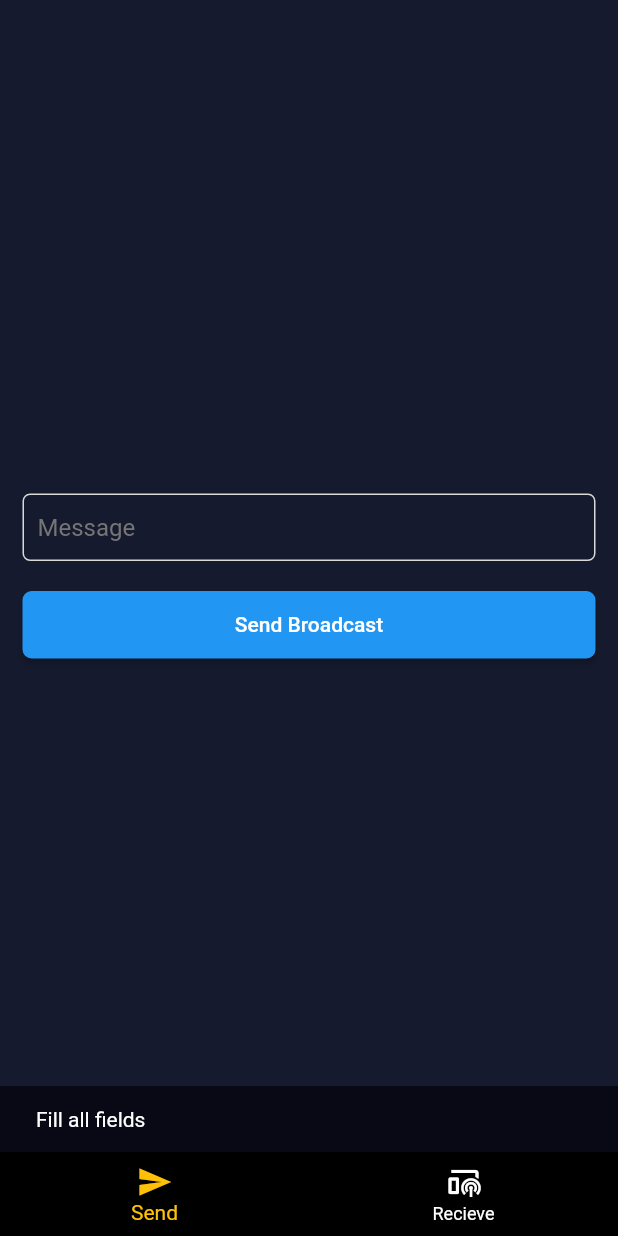
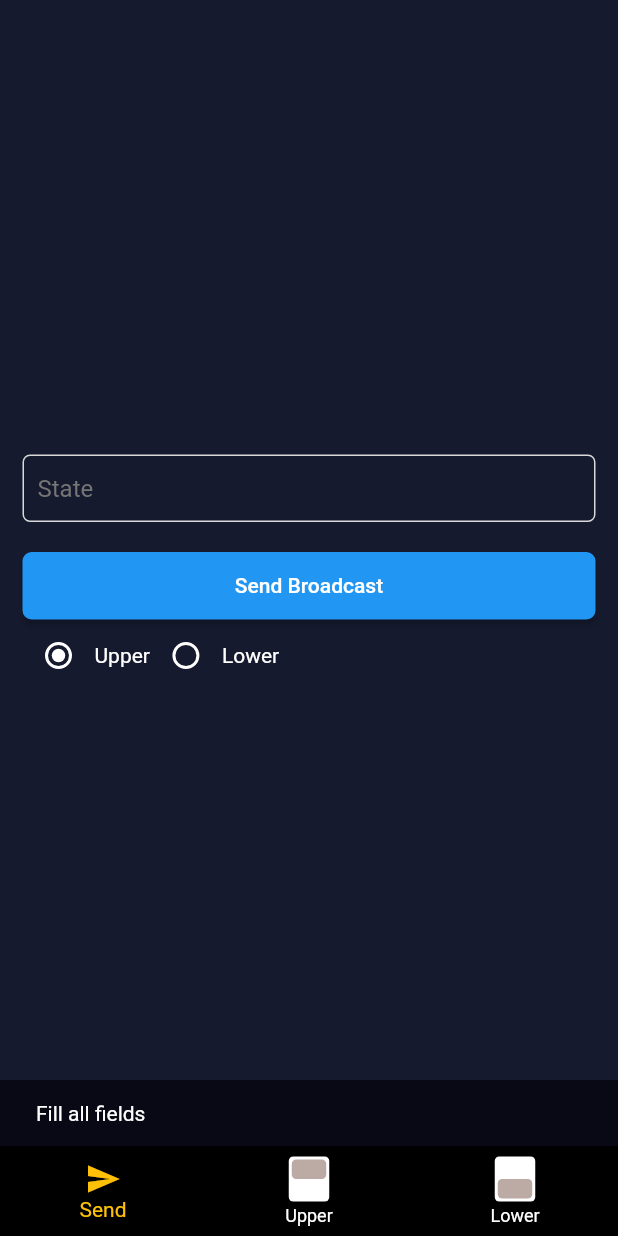
Before and after one commit to Usama9999/broadcast_flutter, a Flutter app: the screen it shows after launch, after a tap on "Send Broadcast", on a phone screen of 412 x 824 dp. Run offline on Flutter 3.47's test engine with Material 2 defaults, Android fonts, the phone set to English and light mode, and no system bars; drawn by our look-alikes of overlay_support; our stand-ins replace get; missing offline and left inert: flutter_broadcasts.

Commit message:
intent changed

```diff
--- a/lib/broadcaster.dart
+++ b/lib/broadcaster.dart
@@ -14,11 +14,21 @@ class _BroadCasterState extends State<BroadCaster> {
   TextEditingController keyController = TextEditingController();
   TextEditingController valueController = TextEditingController();
 
-  sendBroadCast() {
+  String groupValue = 'upper';
+
+  sendUpper() {
     sendBroadcast(
       BroadcastMessage(
-          name: "de.kevlatus.flutter_broadcasts_example.demo_action",
-          data: {'key': valueController.text}),
+          name: "android.intent.action.UPPER_OVEN_PAGE",
+          data: {'state': valueController.text}),
+    );
+  }
+
+  sendLower() {
+    sendBroadcast(
+      BroadcastMessage(
+          name: "android.intent.action.LOWER_OVEN_PAGE",
+          data: {'state': valueController.text}),
     );
   }
 
@@ -37,16 +47,10 @@ class _BroadCasterState extends State<BroadCaster> {
           children: [
             Row(
               children: [
-                // Expanded(
-                //     flex: 3,
-                //     child: customTextFiledSimple(keyController, hint: 'Key')),
-                // const SizedBox(
-                //   width: 5,
-                // ),
                 Expanded(
                     flex: 5,
                     child:
-                        customTextFiledSimple(valueController, hint: 'Message'))
+                        customTextFiledSimple(valueController, hint: 'State'))
               ],
             ),
             const SizedBox(
@@ -59,9 +63,49 @@ class _BroadCasterState extends State<BroadCaster> {
                     ScaffoldMessenger.of(context).showSnackBar(
                         const SnackBar(content: Text('Fill all fields')));
                   } else {
-                    sendBroadCast();
+                    if (groupValue == 'upper') {
+                      sendUpper();
+                    } else {
+                      sendLower();
+                    }
                   }
-                })
+                }),
+            Row(
+              children: [
+                Row(
+                  children: [
+                    Radio(
+                        fillColor: MaterialStateProperty.all(Colors.white),
+                        value: 'upper',
+                        groupValue: groupValue,
+                        onChanged: (val) {
+                          groupValue = val!;
+                          setState(() {});
+                        }),
+                    const Text(
+                      'Upper',
+                      style: TextStyle(color: Colors.white),
+                    )
+                  ],
+                ),
+                Row(
+                  children: [
+                    Radio(
+                        fillColor: MaterialStateProperty.all(Colors.white),
+                        value: 'lower',
+                        groupValue: groupValue,
+                        onChanged: (val) {
+                          groupValue = val!;
+                          setState(() {});
+                        }),
+                    const Text(
+                      'Lower',
+                      style: TextStyle(color: Colors.white),
+                    )
+                  ],
+                ),
+              ],
+            ),
           ],
         ),
       ),
--- /dev/null
+++ b/lib/controllers/navbar_controllers.dart
@@ -0,0 +1,16 @@
+import 'package:get/get.dart';
+
+class NavBarController extends GetxController {
+  String upper = 'Upper';
+  String lower = 'Lower';
+
+  changeUpper(val) {
+    upper = val;
+    update();
+  }
+
+  changeLower(val) {
+    lower = val;
+    update();
+  }
+}
--- /dev/null
+++ b/lib/lower_part.dart
@@ -0,0 +1,81 @@
+import 'dart:developer';
+
+import 'package:broadcast_app/controllers/navbar_controllers.dart';
+import 'package:flutter/material.dart';
+import 'package:flutter_broadcasts/flutter_broadcasts.dart';
+import 'package:get/get.dart';
+import 'package:overlay_support/overlay_support.dart';
+
+class LowerPart extends StatefulWidget {
+  const LowerPart({super.key});
+
+  @override
+  State<LowerPart> createState() => _LowerPartState();
+}
+
+class _LowerPartState extends State<LowerPart> {
+  BroadcastReceiver receiver = BroadcastReceiver(
+    names: <String>[
+      "android.intent.action.LOWER_OVEN_PAGE",
+    ],
+  );
+
+  List<String> message = [];
+  var controller = Get.put(NavBarController());
+
+  @override
+  void initState() {
+    super.initState();
+    receiver.messages.listen(((event) {
+      // showAlert(event.data!['state']);
+      log(event.data!['state'].toString());
+      message.add(event.data!['state']);
+      controller.changeLower(event.data!['state']);
+    }));
+    receiver.start();
+  }
+
+  @override
+  void dispose() {
+    super.dispose();
+  }
+
+  @override
+  Widget build(BuildContext context) {
+    return Scaffold(
+      body: SafeArea(
+          child: ListView.builder(
+              itemCount: message.length,
+              itemBuilder: ((context, index) {
+                return Card(
+                  child: ListTile(
+                    title: const Text(
+                      'State:',
+                      style: TextStyle(
+                        color: Colors.white,
+                      ),
+                    ),
+                    subtitle: Text(
+                      message[index],
+                      style: const TextStyle(color: Colors.white),
+                    ),
+                  ),
+                );
+              }))),
+    );
+  }
+}
+
+showAlert(String strMessage) {
+  showSimpleNotification(
+      Container(
+          alignment: Alignment.center,
+          padding: const EdgeInsets.all(5),
+          color: Colors.white,
+          child: Text(
+            strMessage,
+            style: const TextStyle(color: Colors.black),
+          )),
+      duration: const Duration(seconds: 3),
+      background: Colors.white);
+}
--- a/lib/nav_bar.dart
+++ b/lib/nav_bar.dart
@@ -1,5 +1,8 @@
-import 'package:broadcast_app/broadcast_reciever.dart';
+import 'package:broadcast_app/controllers/navbar_controllers.dart';
+import 'package:broadcast_app/lower_part.dart';
+import 'package:broadcast_app/upper_part.dart';
 import 'package:flutter/material.dart';
+import 'package:get/get.dart';
 
 import 'broadcaster.dart';
 
@@ -14,20 +17,28 @@ class _NavBarState extends State<NavBar> {
   int index = 0;
   @override
   Widget build(BuildContext context) {
+    return GetBuilder<NavBarController>(
+        init: NavBarController(),
+        builder: (value) {
           return Scaffold(
             body: Center(
               child: IndexedStack(
                 index: index,
                 children: [
                   Visibility(
-              child: BroadCaster(),
                     visible: index == 0,
                     maintainState: true,
+                    child: const BroadCaster(),
                   ),
                   Visibility(
                     visible: index == 1,
                     maintainState: true,
-              child: BroadcastReciver(),
+                    child: const UpperPart(),
+                  ),
+                  Visibility(
+                    visible: index == 2,
+                    maintainState: true,
+                    child: const LowerPart(),
                   ),
                 ],
               ),
@@ -42,11 +53,65 @@ class _NavBarState extends State<NavBar> {
                   });
                 },
                 currentIndex: index,
-          items: const [
-            BottomNavigationBarItem(icon: Icon(Icons.send), label: 'Send'),
+                items: [
+                  const BottomNavigationBarItem(
+                      icon: Icon(Icons.send), label: 'Send'),
                   BottomNavigationBarItem(
-                icon: Icon(Icons.broadcast_on_home_outlined), label: 'Recieve'),
+                      icon: Container(
+                        padding: const EdgeInsets.all(2),
+                        height: 30,
+                        width: 27,
+                        decoration: BoxDecoration(
+                            color: Colors.white,
+                            borderRadius: BorderRadius.circular(3)),
+                        child: Column(
+                          children: [
+                            Expanded(
+                              child: Container(
+                                height: 30,
+                                width: 25,
+                                decoration: BoxDecoration(
+                                    color: Colors.brown.shade200,
+                                    borderRadius: BorderRadius.circular(3)),
+                                child: Column(
+                                  children: [],
+                                ),
+                              ),
+                            ),
+                            Expanded(child: Container())
+                          ],
+                        ),
+                      ),
+                      label: value.upper),
+                  BottomNavigationBarItem(
+                      icon: Container(
+                        padding: const EdgeInsets.all(2),
+                        height: 30,
+                        width: 27,
+                        decoration: BoxDecoration(
+                            color: Colors.white,
+                            borderRadius: BorderRadius.circular(3)),
+                        child: Column(
+                          children: [
+                            Expanded(child: Container()),
+                            Expanded(
+                              child: Container(
+                                height: 30,
+                                width: 25,
+                                decoration: BoxDecoration(
+                                    color: Colors.brown.shade200,
+                                    borderRadius: BorderRadius.circular(3)),
+                                child: Column(
+                                  children: [],
+                                ),
+                              ),
+                            ),
+                          ],
+                        ),
+                      ),
+                      label: value.lower),
                 ]),
           );
+        });
   }
 }
--- a/lib/broadcast_reciever.dart
+++ b/lib/upper_part.dart
@@ -1,42 +1,42 @@
 import 'dart:developer';
 
+import 'package:broadcast_app/controllers/navbar_controllers.dart';
 import 'package:flutter/material.dart';
 import 'package:flutter_broadcasts/flutter_broadcasts.dart';
+import 'package:get/get.dart';
 import 'package:overlay_support/overlay_support.dart';
 
-class BroadcastReciver extends StatefulWidget {
-  const BroadcastReciver({super.key});
+class UpperPart extends StatefulWidget {
+  const UpperPart({super.key});
 
   @override
-  State<BroadcastReciver> createState() => _BroadcastReciverState();
+  State<UpperPart> createState() => _UpperPartState();
 }
 
-class _BroadcastReciverState extends State<BroadcastReciver> {
+class _UpperPartState extends State<UpperPart> {
   BroadcastReceiver receiver = BroadcastReceiver(
     names: <String>[
-      "de.kevlatus.flutter_broadcasts_example.demo_action",
+      "android.intent.action.UPPER_OVEN_PAGE",
     ],
   );
 
   List<String> message = [];
+  var controller = Get.put(NavBarController());
 
   @override
   void initState() {
     super.initState();
     receiver.messages.listen(((event) {
-      showAlert(event.data!['key']);
-      log(event.data!['key'].toString());
-      message.add(event.data!['key']);
-      // setState(() {
-
-      // });
+      // showAlert(event.data!['state']);
+      log(event.data!['state'].toString());
+      message.add(event.data!['state']);
+      controller.changeUpper(event.data!['state']);
     }));
     receiver.start();
   }
 
   @override
   void dispose() {
-    // receiver.stop();
     super.dispose();
   }
 
@@ -50,7 +50,7 @@ class _BroadcastReciverState extends State<BroadcastReciver> {
                 return Card(
                   child: ListTile(
                     title: const Text(
-                      'Message:',
+                      'State:',
                       style: TextStyle(
                         color: Colors.white,
                       ),
--- a/pubspec.yaml
+++ b/pubspec.yaml
@@ -38,6 +38,7 @@ dependencies:
   cupertino_icons: ^1.0.2
   flutter_broadcasts: ^0.3.0
   overlay_support: ^2.0.1
+  get: ^4.6.5
 
 dev_dependencies:
   flutter_test:
```
Also changed, not shown: pubspec.lock. Lines whose indentation alone changed are shown as unchanged.
